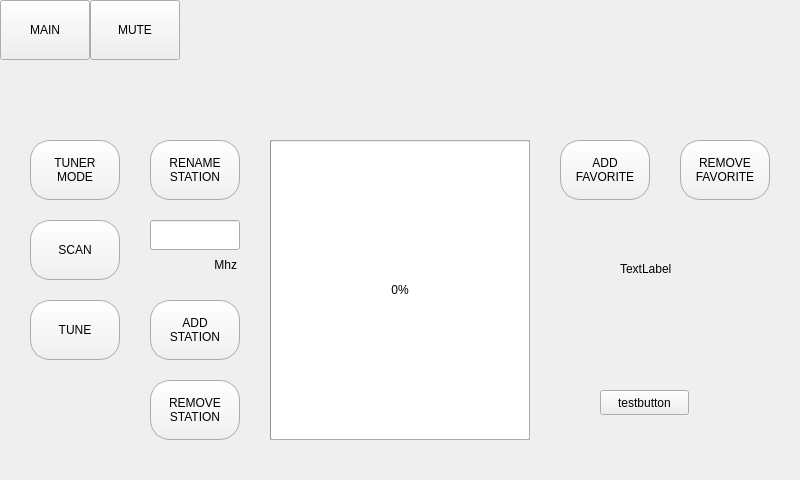
Before: the Qt Designer form dialog.ui in Vitalic66/DAB-FM-sundtek-api, drawn with Qt 5.
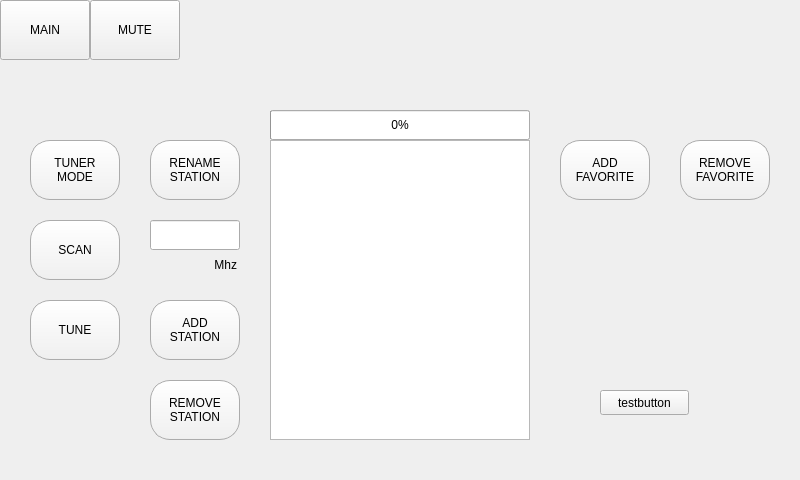
After: the same form once the commit is applied.

What changed in the file:
```diff
--- a/dialog.ui
+++ b/dialog.ui
@@ -368,9 +368,9 @@
      <property name="geometry">
       <rect>
        <x>270</x>
-       <y>140</y>
+       <y>110</y>
        <width>260</width>
-       <height>300</height>
+       <height>30</height>
       </rect>
      </property>
      <property name="value">
@@ -440,9 +440,9 @@
      <property name="geometry">
       <rect>
        <x>270</x>
-       <y>140</y>
+       <y>110</y>
        <width>260</width>
-       <height>300</height>
+       <height>30</height>
       </rect>
      </property>
      <property name="maximum">
@@ -551,19 +551,6 @@
 STATION</string>
      </property>
     </widget>
-    <widget class="QLabel" name="label">
-     <property name="geometry">
-      <rect>
-       <x>620</x>
-       <y>260</y>
-       <width>67</width>
-       <height>17</height>
-      </rect>
-     </property>
-     <property name="text">
-      <string>TextLabel</string>
-     </property>
-    </widget>
    </widget>
   </widget>
  </widget>
```
